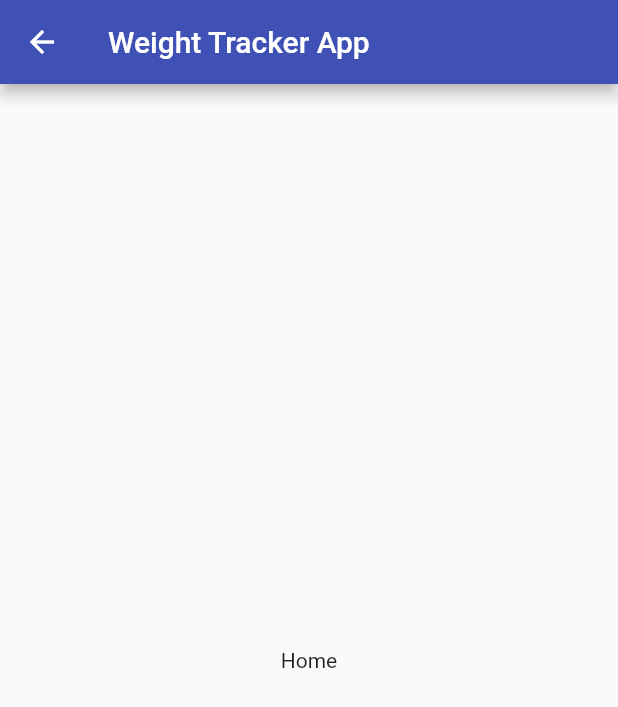
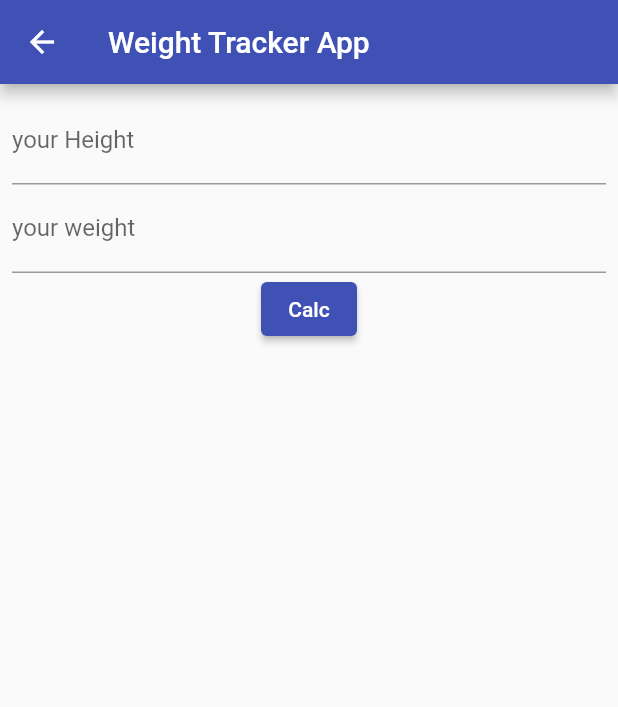
Before and after one commit to FadyFouad/weight_tracker_demo, a Flutter app: the Home screen opened directly, on a phone screen of 412 x 824 dp. Shown: the top 707 px of the screen. Run offline on Flutter 3.47's test engine with Material 2 defaults, Android fonts, the phone set to English and light mode, and no system bars; our stand-ins replace cloud_firestore, firebase_auth, firebase_core; accounts and stored records are empty.

Commit message:
Save bmi in firestore

```diff
--- /dev/null
+++ b/lib/model/bmi_model.dart
@@ -0,0 +1,15 @@
+import 'package:cloud_firestore/cloud_firestore.dart';
+
+///****************************************************
+///*** Created by Fady Fouad on 20-Jul-21 at 21:18.***
+///****************************************************
+
+class BmiModel {
+  final double weight;
+  final double height;
+  final double bmiValue;
+  final Timestamp date;
+
+  BmiModel({required this.bmiValue,
+      required this.weight, required this.height, required this.date});
+}
--- a/lib/screens/home/home.dart
+++ b/lib/screens/home/home.dart
@@ -1,20 +1,72 @@
+import 'dart:math';
+
+import 'package:cloud_firestore/cloud_firestore.dart';
 import 'package:flutter/material.dart';
+import 'package:weight_tracker_demo/services/firestore_services.dart';
 
 ///****************************************************
 ///*** Created by Fady Fouad on 20-Jul-21 at 18:50.***
 ///****************************************************
 
-class Home extends StatelessWidget {
+class Home extends StatefulWidget {
   const Home({Key? key}) : super(key: key);
+
+  @override
+  _HomeState createState() => _HomeState();
+}
+
+class _HomeState extends State<Home> {
+  TextEditingController weightController = TextEditingController();
+  TextEditingController heightController = TextEditingController();
+
   @override
   Widget build(BuildContext context) {
     return Scaffold(
-        appBar: AppBar(
-          title: Text('Weight Tracker App'),
+      appBar: AppBar(
+        title: Text('Weight Tracker App'),
+      ),
+      body: Container(
+        child: Padding(
+          padding: const EdgeInsets.all(8.0),
+          child: Column(
+            children: <Widget>[
+              Flexible(
+                child: TextField(
+                  controller: heightController,
+                  keyboardType: TextInputType.number,
+                  decoration: InputDecoration(
+                    labelText: "your Height",
+                    hintText: "175 Cm",
+                  ),
+                  onChanged: (v) {},
+                ),
+              ),
+              Flexible(
+                child: TextField(
+                  controller: weightController,
+                  keyboardType: TextInputType.number,
+                  decoration: InputDecoration(
+                    labelText: "your weight",
+                    hintText: "73 Kg",
+                  ),
+                  onChanged: (v) {},
+                ),
+              ),
+              ElevatedButton(
+                onPressed: () async {
+                  await DataBaseServices(uid: "6bulmxZRYsZEIzvPDjbhKzVOWgk2").updateUserBMI(
+                      double.parse((heightController).text),
+                      double.parse((weightController).text),
+                      double.parse((heightController).text) /
+                          pow(double.parse((weightController).text), 2),
+                      Timestamp.now());
+                },
+                child: Text("Calc"),
+              ),
+            ],
+          ),
         ),
-        body: Container(
-          child: Center(child: Text("Home")),
-        ),
-      );
+      ),
+    );
   }
 }
--- /dev/null
+++ b/lib/services/firestore_services.dart
@@ -0,0 +1,22 @@
+import 'package:cloud_firestore/cloud_firestore.dart';
+import 'package:weight_tracker_demo/model/bmi_model.dart';
+
+///****************************************************
+///*** Created by Fady Fouad on 20-Jul-21 at 21:07.***
+///****************************************************
+
+class DataBaseServices {
+  final String? uid;
+  final CollectionReference collectionReference =
+      FirebaseFirestore.instance.collection("BMI");
+
+  DataBaseServices({this.uid});
+
+  //create new record in firestore
+  Future updateUserBMI(
+      double height, double weight, double bmiValue, Timestamp date) async {
+    return await collectionReference.doc(uid).set(
+      {"height": height, "weight": weight, "bmiValue": bmiValue, "date": date},
+    );
+  }
+}
```
Also changed, not shown: lib/main.dart (+9 -2 lines), lib/screens/wrapper.dart (+7 -2 lines).
